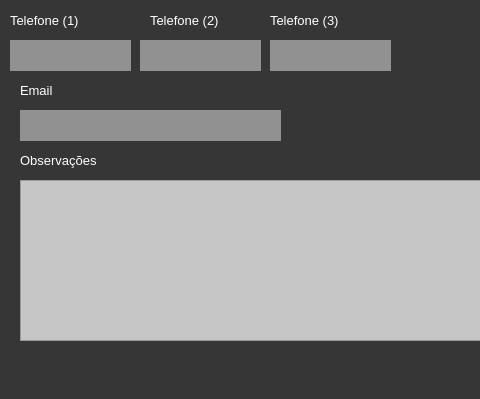
This is ui_files/add_cliente.ui in Mestregcg16/Software_PDV as Qt 5 draws it before an edit; both pictures show x 0 to 480 and y 200 to 599 of the 800 by 599 pixel window. The edited form follows.
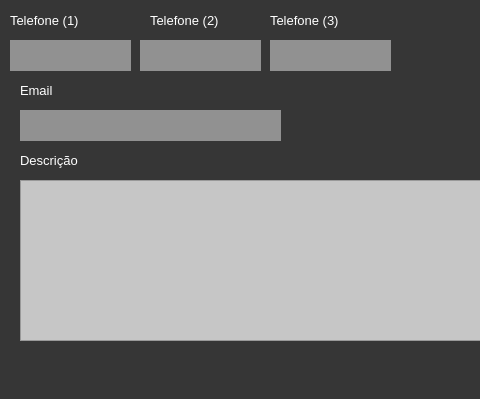
This is the edited form.

The edit to the form file:
```diff
--- a/ui_files/add_cliente.ui
+++ b/ui_files/add_cliente.ui
@@ -300,7 +300,7 @@
      </rect>
     </property>
     <property name="text">
-     <string>&lt;html&gt;&lt;head/&gt;&lt;body&gt;&lt;p&gt;&lt;span style=&quot; font-size:10pt;&quot;&gt;Observações&lt;/span&gt;&lt;/p&gt;&lt;/body&gt;&lt;/html&gt;</string>
+     <string>&lt;html&gt;&lt;head/&gt;&lt;body&gt;&lt;p&gt;&lt;span style=&quot; font-size:10pt;&quot;&gt;Descrição&lt;/span&gt;&lt;/p&gt;&lt;/body&gt;&lt;/html&gt;</string>
     </property>
    </widget>
    <widget class="QPushButton" name="pushButton">
```
Left out of the diff: 35 changed lines with no effect on the pictures.
